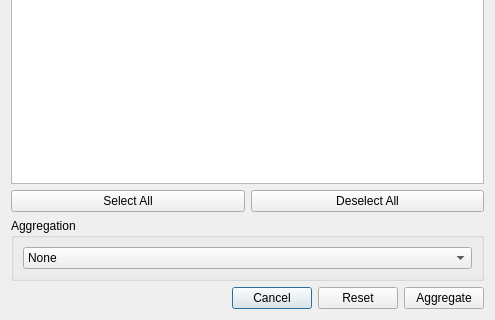
First picture: the form in src/modelinspector/aggregationdialog.ui, repository GAMS-dev/gams-mii, before the edit; both pictures show x 0 to 495 and y 232 to 552 of the 495 by 552 pixel window.
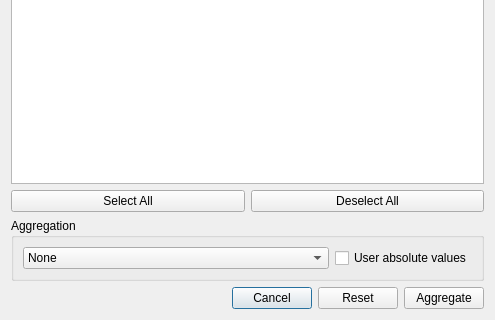
Second picture: the form after the edit.

Commit message: absolute values for filters, aggregation

The edit to the form file:
```diff
--- a/src/modelinspector/aggregationdialog.ui
+++ b/src/modelinspector/aggregationdialog.ui
@@ -77,7 +77,7 @@
       <item>
        <widget class="QComboBox" name="aggregationBox">
         <property name="sizePolicy">
-         <sizepolicy hsizetype="Preferred" vsizetype="Fixed">
+         <sizepolicy hsizetype="Expanding" vsizetype="Fixed">
           <horstretch>0</horstretch>
           <verstretch>0</verstretch>
          </sizepolicy>
@@ -122,6 +122,16 @@
         </item>
        </widget>
       </item>
+      <item>
+       <widget class="QCheckBox" name="absoluteBox">
+        <property name="toolTip">
+         <string>&lt;html&gt;&lt;head/&gt;&lt;body&gt;&lt;p&gt;If enabled, the aggregation method is applied to absolute values instead of actual values.&lt;/p&gt;&lt;/body&gt;&lt;/html&gt;</string>
+        </property>
+        <property name="text">
+         <string>User absolute values</string>
+        </property>
+       </widget>
+      </item>
      </layout>
     </widget>
    </item>
```
The commit also changes 14 other files.
